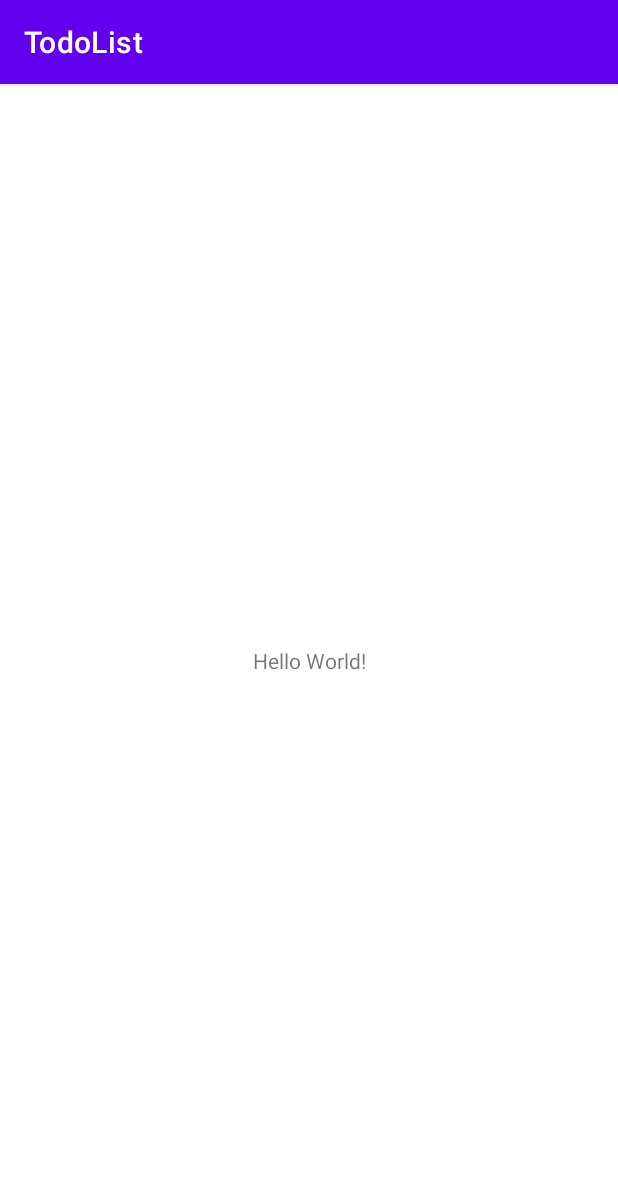
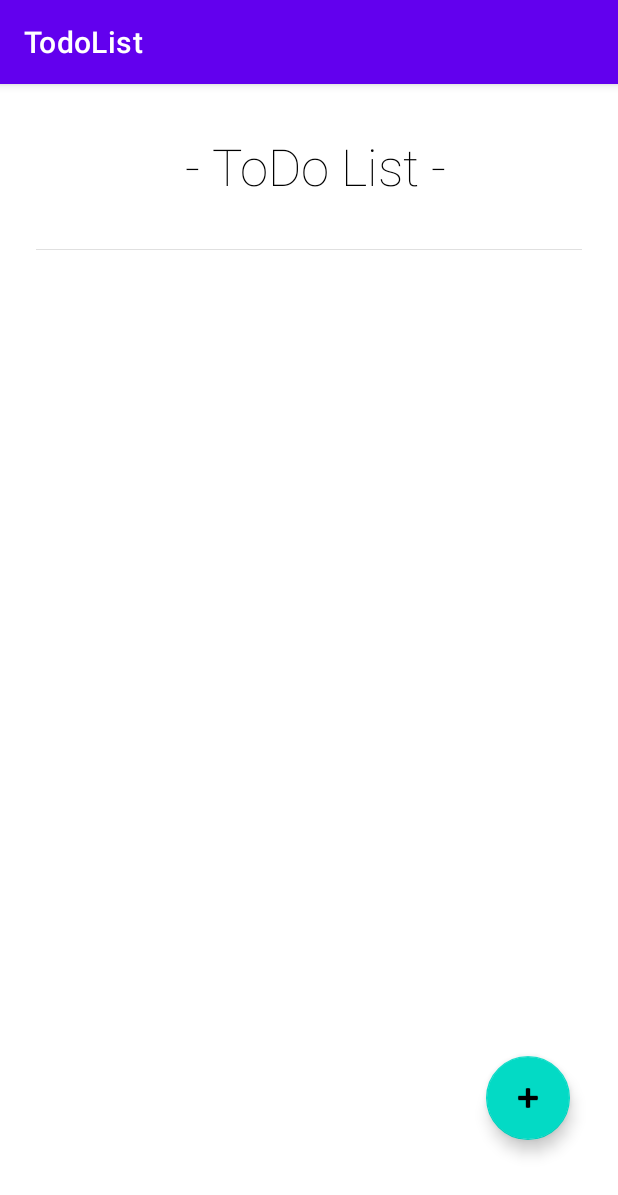
Before and after one commit to UiA-IKT-205/xhulianLlani, an Android app: the screen it shows after launch (MainActivity), on a phone screen of 412 x 824 dp. Shown: the top 1195 px of the screen. Run offline under Robolectric (Android 15) with nearby library versions, the phone set to English and light mode, and no system bars.

Commit message:
added main activity layout

```diff
--- a/TodoList/app/src/main/res/layout/activity_main.xml
+++ b/TodoList/app/src/main/res/layout/activity_main.xml
@@ -6,13 +6,55 @@
     android:layout_height="match_parent"
     tools:context=".MainActivity">
 
+    <View
+        android:id="@+id/divider"
+        android:layout_width="match_parent"
+        android:layout_height="1dp"
+        android:layout_marginStart="24dp"
+        android:layout_marginEnd="24dp"
+        android:background="?android:attr/listDivider"
+        app:layout_constraintBottom_toTopOf="@+id/todolistListing"
+        app:layout_constraintEnd_toEndOf="parent"
+        app:layout_constraintHorizontal_bias="0.0"
+        app:layout_constraintStart_toStartOf="parent"
+        app:layout_constraintTop_toBottomOf="@+id/textViewTaskActivity" />
+
     <TextView
+        android:id="@+id/textViewTaskActivity"
+        android:layout_width="0dp"
+        android:layout_height="110dp"
+        android:background="@color/white"
+        android:fontFamily="sans-serif-thin"
+        android:gravity="center"
+        android:text=" - ToDo List -"
+        android:textAppearance="@style/TextAppearance.AppCompat.Display1"
+        android:textColor="@color/black"
+        app:layout_constraintEnd_toEndOf="parent"
+        app:layout_constraintStart_toStartOf="parent"
+        app:layout_constraintTop_toTopOf="parent" />
+
+    <com.google.android.material.floatingactionbutton.FloatingActionButton
+        android:id="@+id/addList"
         android:layout_width="wrap_content"
         android:layout_height="wrap_content"
-        android:text="Hello World!"
+        android:layout_marginEnd="32dp"
+        android:layout_marginBottom="64dp"
+        android:clickable="true"
+        android:contentDescription="add list"
         app:layout_constraintBottom_toBottomOf="parent"
-        app:layout_constraintLeft_toLeftOf="parent"
-        app:layout_constraintRight_toRightOf="parent"
-        app:layout_constraintTop_toTopOf="parent" />
+        app:layout_constraintEnd_toEndOf="parent"
+        app:srcCompat="@android:drawable/ic_input_add" />
+
+    <androidx.recyclerview.widget.RecyclerView
+        android:id="@+id/todolistListing"
+        android:layout_width="0dp"
+        android:layout_height="0dp"
+        android:scrollbars="vertical"
+        app:layoutManager="LinearLayoutManager"
+        app:layout_constraintBottom_toBottomOf="parent"
+        app:layout_constraintEnd_toEndOf="parent"
+        app:layout_constraintStart_toStartOf="parent"
+        app:layout_constraintTop_toBottomOf="@+id/textViewTaskActivity"
+        app:layout_constraintVertical_bias="0.0" />
 
 </androidx.constraintlayout.widget.ConstraintLayout>
```
